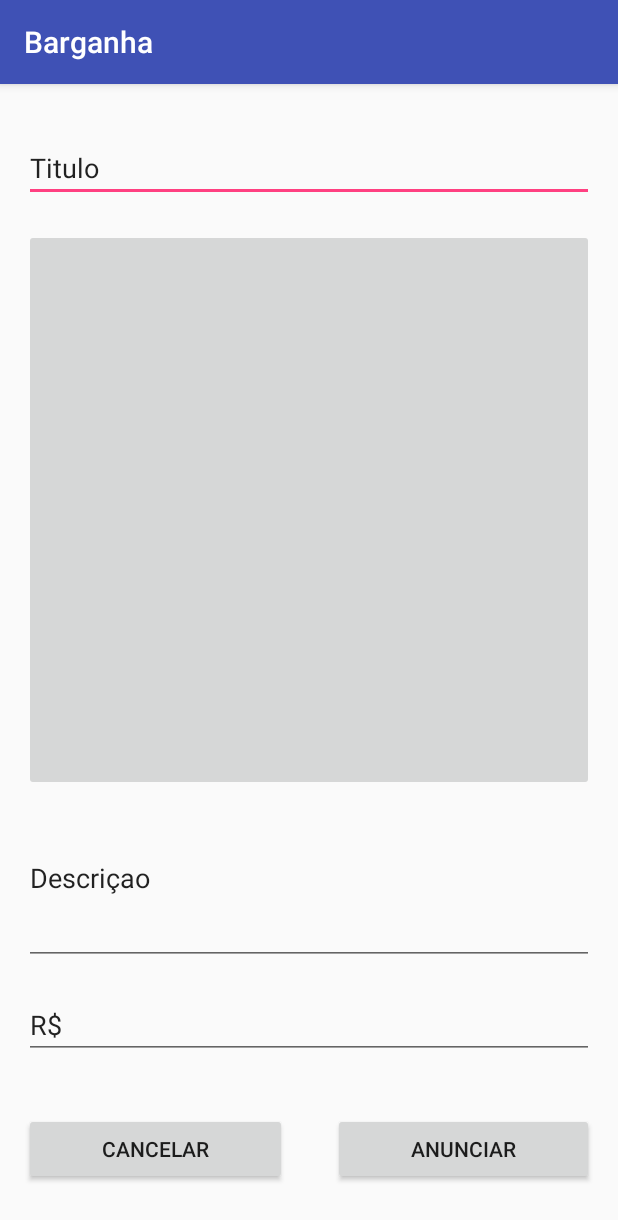
After one commit to fguiraldelli/ihc-es-project, an Android app: the AdvertiseActivity screen opened directly, with no data from a screen before it, on a phone screen of 412 x 824 dp. The commit adds this screen. Shown: the top 1220 px of the screen. Run offline under Robolectric (Android 15) with nearby library versions, the phone set to English and light mode, and no system bars.

Commit message:
add Advertise screen

```diff
--- a/app/src/main/AndroidManifest.xml
+++ b/app/src/main/AndroidManifest.xml
@@ -16,7 +16,6 @@
         android:label="@string/app_name"
         android:supportsRtl="true"
         android:theme="@style/AppTheme">
-
         <meta-data
             android:name="com.facebook.sdk.ApplicationId"
             android:value="@string/facebook_app_id" />
@@ -24,10 +23,12 @@
         <activity android:name=".MainActivity">
             <intent-filter>
                 <action android:name="android.intent.action.MAIN" />
+
                 <category android:name="android.intent.category.LAUNCHER" />
             </intent-filter>
         </activity>
-        <activity android:name=".HomeActivity"></activity>
+        <activity android:name=".HomeActivity" />
+        <activity android:name=".AdvertiseActivity"></activity>
     </application>
 
 </manifest>
--- /dev/null
+++ b/app/src/main/java/ihces/barganha/AdvertiseActivity.java
@@ -0,0 +1,13 @@
+package ihces.barganha;
+
+import android.support.v7.app.AppCompatActivity;
+import android.os.Bundle;
+
+public class AdvertiseActivity extends AppCompatActivity {
+
+    @Override
+    protected void onCreate(Bundle savedInstanceState) {
+        super.onCreate(savedInstanceState);
+        setContentView(R.layout.activity_advertise);
+    }
+}
--- a/app/src/main/java/ihces/barganha/MainActivity.java
+++ b/app/src/main/java/ihces/barganha/MainActivity.java
@@ -24,8 +24,8 @@ public class MainActivity extends AppCompatActivity {
         AppEventsLogger.activateApp(this.getApplication());
         setContentView(R.layout.activity_main);
 
-        AccessToken token = AccessToken.getCurrentAccessToken();
-
+        //AccessToken token = AccessToken.getCurrentAccessToken();
+        AccessToken token = null;
         if (token != null && !token.isExpired()) {
             startActivity(new Intent(MainActivity.this, HomeActivity.class));
         }
--- /dev/null
+++ b/app/src/main/res/layout/activity_advertise.xml
@@ -0,0 +1,103 @@
+<?xml version="1.0" encoding="utf-8"?>
+<LinearLayout xmlns:android="http://schemas.android.com/apk/res/android"
+    xmlns:app="http://schemas.android.com/apk/res-auto"
+    xmlns:tools="http://schemas.android.com/tools"
+    android:id="@+id/activity_advertise"
+    android:layout_width="match_parent"
+    android:layout_height="match_parent"
+    android:paddingBottom="@dimen/activity_vertical_margin"
+    android:paddingLeft="@dimen/activity_horizontal_margin"
+    android:paddingRight="@dimen/activity_horizontal_margin"
+    android:paddingTop="@dimen/activity_vertical_margin"
+    tools:context="ihces.barganha.AdvertiseActivity"
+    android:orientation="vertical">
+    <LinearLayout
+        android:layout_width="match_parent"
+        android:layout_height="wrap_content"
+        android:layout_weight="1">
+
+        <EditText
+            android:layout_width="wrap_content"
+            android:layout_height="wrap_content"
+            android:inputType="textPersonName"
+            android:text="@string/input_title"
+            android:ems="10"
+            android:id="@+id/editText7"
+            android:layout_gravity="center"
+            android:layout_weight="1"
+            tools:ignore="InefficientWeight,LabelFor,NestedWeights" />
+    </LinearLayout>
+
+    <LinearLayout
+        android:layout_width="match_parent"
+        android:layout_height="wrap_content"
+        android:layout_weight="10">
+        <ImageButton
+            android:id="@+id/imageButton1"
+            android:layout_width="match_parent"
+            android:layout_height="match_parent"
+            android:layout_gravity="center"
+            android:contentDescription="insert image here"
+            tools:ignore="HardcodedText" />
+    </LinearLayout>
+
+    <LinearLayout
+        android:layout_width="match_parent"
+        android:layout_height="wrap_content"
+        android:layout_weight="2">
+        <EditText
+            android:layout_width="wrap_content"
+            android:layout_height="match_parent"
+            android:inputType="textPersonName"
+            android:text="@string/input_description"
+            android:ems="10"
+            android:id="@+id/editText6"
+            android:layout_gravity="center"
+            android:layout_weight="1"
+            tools:ignore="InefficientWeight,LabelFor,NestedWeights" />
+    </LinearLayout>
+    <LinearLayout
+        android:layout_width="match_parent"
+        android:layout_height="wrap_content"
+        android:layout_weight="1">
+
+        <EditText
+            android:layout_width="wrap_content"
+            android:layout_height="wrap_content"
+            android:inputType="numberDecimal"
+            android:ems="10"
+            android:id="@+id/editText5"
+            android:layout_gravity="center"
+            android:layout_weight="1"
+            android:text="@string/input_price"
+            tools:ignore="InefficientWeight,LabelFor,NestedWeights" />
+    </LinearLayout>
+
+    <LinearLayout
+        android:layout_width="match_parent"
+        android:layout_height="wrap_content"
+        android:layout_weight="1">
+
+        <Button
+            android:text="@string/btn_cancel"
+            android:layout_width="wrap_content"
+            android:layout_height="wrap_content"
+            android:layout_gravity="center_vertical"
+            android:layout_marginRight="15dp"
+            android:id="@+id/button4"
+
+            android:layout_weight="1"
+            tools:ignore="ButtonStyle,NestedWeights,RtlHardcoded" />
+
+        <Button
+            android:text="Anunciar"
+            android:layout_width="wrap_content"
+            android:layout_height="wrap_content"
+            android:layout_gravity="center_vertical"
+            android:layout_marginLeft="15dp"
+            android:id="@+id/button5"
+            android:layout_weight="1"
+            tools:ignore="ButtonStyle,HardcodedText,RtlHardcoded" />
+    </LinearLayout>
+
+</LinearLayout>
--- a/app/src/main/res/values/strings.xml
+++ b/app/src/main/res/values/strings.xml
@@ -5,7 +5,13 @@
     <string name="facebook_app_id">1421246887903651</string>
     <string name="title_activity_home">Início</string>
     <string name="btn_pesquisar_label">Pesquisar</string>
-    <string name="btn_anunciar">Anunciar</string>
     <string name="btn_meus_anuncios">Meus Anúncios</string>
     <string name="tv_termos_pesquisa_hint">O que está procurando?</string>
+
+    <!--Strings related do advertise-->
+    <string name="btn_advertise">Anunciar</string>
+    <string name="btn_cancel">cancelar</string>
+    <string name="input_description">Descriçao</string>
+    <string name="input_price">R$</string>
+    <string name="input_title">Titulo</string>
 </resources>
```
Also changed, not shown: app/src/main/res/drawable/image.png (added).
